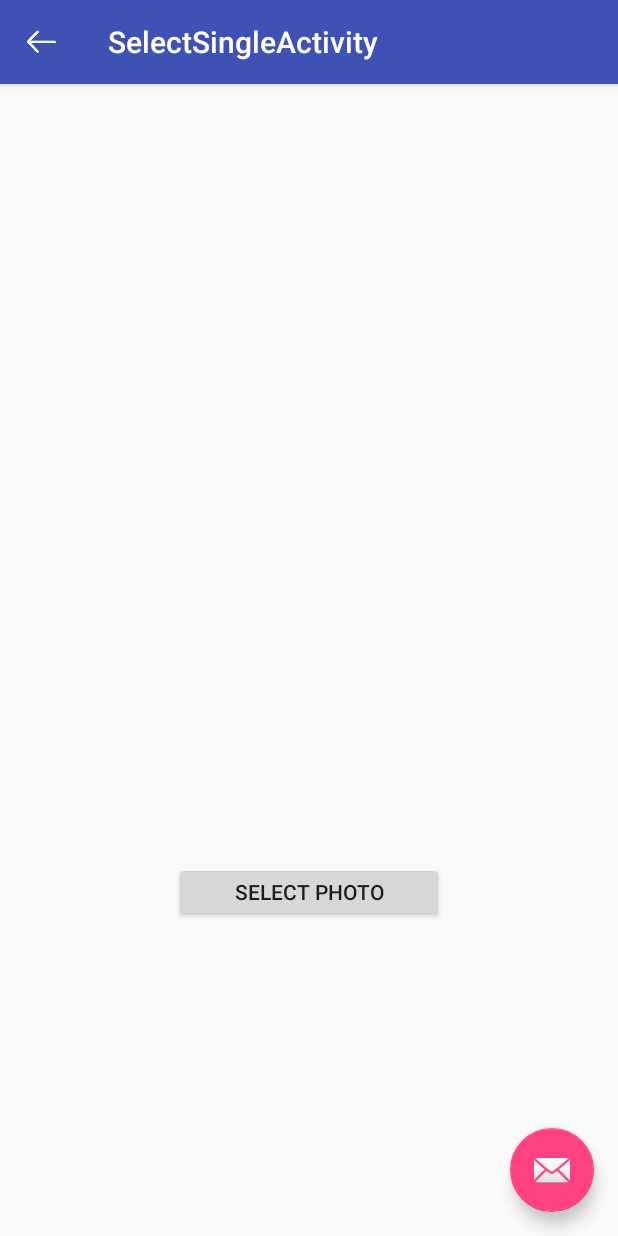
After one commit to BoraxZYF/MyApp, an Android app: the SelectSingleActivity screen opened directly, with no data from a screen before it, on a phone screen of 412 x 824 dp. The commit adds this screen. Run offline under Robolectric (Android 15) with nearby library versions, the phone set to English and light mode, and no system bars; our stand-ins replace ButterKnife; libraries missing offline, so code that uses them is left out: com.orhanobut.logger, com.yuyh.library; pictures from the network do not load.

Commit message:
add single multi select photo

```diff
--- a/app/build.gradle
+++ b/app/build.gradle
@@ -53,9 +53,10 @@ dependencies {
     compile 'in.srain.cube:ptr-load-more:1.0.6'
     compile 'com.github.bumptech.glide:glide:3.7.0'
     compile 'com.github.chrisbanes:PhotoView:1.3.0'
-    compile 'com.yuyh.imgsel:library:1.1.0'
+    compile 'com.yuyh.imgsel:library:1.3.8'
     compile 'com.liulishuo.filedownloader:library:1.4.3'
     compile 'me.yokeyword:indexablerecyclerview:1.2.3'
+    compile 'fm.jiecao:jiecaovideoplayer:5.5.4'
     testCompile 'junit:junit:4.12'
     apt 'com.jakewharton:butterknife-compiler:8.4.0'
 }
--- /dev/null
+++ b/app/src/main/java/com/borax/myapp/activity/sainti/selectSinglePhoto/SelectSingleActivity.java
@@ -0,0 +1,193 @@
+package com.borax.myapp.activity.sainti.selectSinglePhoto;
+
+import android.content.Context;
+import android.content.Intent;
+import android.graphics.Bitmap;
+import android.graphics.Color;
+import android.graphics.drawable.BitmapDrawable;
+import android.graphics.drawable.Drawable;
+import android.net.Uri;
+import android.os.Bundle;
+import android.os.Environment;
+import android.provider.MediaStore;
+import android.support.design.widget.FloatingActionButton;
+import android.support.design.widget.Snackbar;
+import android.support.v7.app.AppCompatActivity;
+import android.support.v7.widget.Toolbar;
+import android.view.View;
+import android.widget.Button;
+import android.widget.ImageView;
+
+import com.borax.myapp.R;
+import com.bumptech.glide.Glide;
+import com.orhanobut.logger.Logger;
+import com.yuyh.library.imgsel.ImageLoader;
+import com.yuyh.library.imgsel.ImgSelActivity;
+import com.yuyh.library.imgsel.ImgSelConfig;
+
+import java.io.File;
+import java.io.FileNotFoundException;
+import java.io.FileOutputStream;
+import java.io.IOException;
+import java.util.List;
+
+import butterknife.BindView;
+import butterknife.ButterKnife;
+import butterknife.OnClick;
+
+import static android.R.attr.path;
+
+public class SelectSingleActivity extends AppCompatActivity {
+
+    @BindView(R.id.toolbar)
+    Toolbar toolbar;
+    @BindView(R.id.image)
+    ImageView image;
+    @BindView(R.id.button)
+    Button button;
+    @BindView(R.id.fab)
+    FloatingActionButton fab;
+
+    private ImgSelConfig config;
+    private ImageLoader loader = new ImageLoader() {
+        @Override
+        public void displayImage(Context context, String path, ImageView imageView) {
+            Glide.with(context).load(path).into(imageView);
+        }
+    };
+
+    @Override
+    protected void onCreate(Bundle savedInstanceState) {
+        super.onCreate(savedInstanceState);
+        setContentView(R.layout.activity_select_single);
+        ButterKnife.bind(this);
+        Toolbar toolbar = (Toolbar) findViewById(R.id.toolbar);
+        setSupportActionBar(toolbar);
+
+        toolbar.setNavigationIcon(R.drawable.back);
+        toolbar.setNavigationOnClickListener(new View.OnClickListener() {
+            @Override
+            public void onClick(View view) {
+                onBackPressed();
+            }
+        });
+
+        FloatingActionButton fab = (FloatingActionButton) findViewById(R.id.fab);
+        fab.setOnClickListener(new View.OnClickListener() {
+            @Override
+            public void onClick(View view) {
+                Snackbar.make(view, "Replace with your own action", Snackbar.LENGTH_LONG)
+                        .setAction("Action", null).show();
+            }
+        });
+    }
+
+    @OnClick(R.id.button)
+    public void onViewClicked() {
+
+        config = new ImgSelConfig.Builder(SelectSingleActivity.this, loader)
+                // 是否多选
+                .multiSelect(true)
+                // 是否记住上次选中记录, 仅当multiSelect为true的时候配置，默认为true
+                .rememberSelected(false)
+                // “确定”按钮背景色
+                .btnBgColor(Color.parseColor("#00000000"))
+                // “确定”按钮文字颜色
+                .btnTextColor(Color.WHITE)
+                // 使用沉浸式状态栏
+                .statusBarColor(Color.parseColor("#000000"))
+                // 返回图标 ResId
+                .backResId(R.drawable.back)
+                // 标题
+                .title("图片")
+                // 标题文字颜色
+                .titleColor(Color.WHITE)
+                // TitleBar 背景色
+                .titleBgColor(Color.parseColor("#000000"))
+                // 裁剪大小。needCrop 为 true 的时候配置
+                .cropSize(1, 1, 200, 200)
+                .needCrop(false)
+                // 第一个是否显示相机
+                .needCamera(true)
+                // 最大选择图片数量
+                .maxNum(1)
+                .build();
+
+        ImgSelActivity.startActivity(this, config, 800);
+
+    }
+
+    @Override
+    protected void onActivityResult(int requestCode, int resultCode, Intent data) {
+
+        if (requestCode == 800 && resultCode == RESULT_OK && data != null) {
+            List<String> piclist = data.getStringArrayListExtra(ImgSelActivity.INTENT_RESULT);
+//            Glide.with(SelectSingleActivity.this).load(piclist.get(0)).into(image);
+            Uri uri = Uri.parse("file://" + piclist.get(0));
+            Logger.d("file://" + piclist.get(0));
+            startPhotoZoom(uri);
+        }
+
+        if (requestCode == 900 && data != null) {
+
+            Logger.d("===============");
+
+            Bundle extras = data.getExtras();
+            if (extras != null) {
+                Bitmap photo = extras.getParcelable("data");
+                Drawable drawable = new BitmapDrawable(this.getResources(), photo);
+                image.setImageDrawable(drawable);
+                saveImageToGallery(SelectSingleActivity.this, photo);
+            }
+
+        }
+
+    }
+
+    public void startPhotoZoom(Uri uri) {
+        Intent intent = new Intent("com.android.camera.action.CROP");
+        intent.setDataAndType(uri, "image/*");
+        // 设置裁剪
+        intent.putExtra("crop", "true");
+        // aspectX aspectY 是宽高的比例
+        intent.putExtra("aspectX", 1);
+        intent.putExtra("aspectY", 1);
+        // outputX outputY 是裁剪图片宽高
+        intent.putExtra("outputX", 340);
+        intent.putExtra("outputY", 340);
+        intent.putExtra("return-data", true);
+
+        startActivityForResult(intent, 900);
+    }
+
+    public static void saveImageToGallery(Context context, Bitmap bmp) {
+        // 首先保存图片
+        File appDir = new File(Environment.getExternalStorageDirectory(), "Borax");
+        if (!appDir.exists()) {
+            appDir.mkdir();
+        }
+        String fileName = System.currentTimeMillis() + ".jpg";
+        File file = new File(appDir, fileName);
+        try {
+            FileOutputStream fos = new FileOutputStream(file);
+            bmp.compress(Bitmap.CompressFormat.JPEG, 100, fos);
+            fos.flush();
+            fos.close();
+        } catch (FileNotFoundException e) {
+            e.printStackTrace();
+        } catch (IOException e) {
+            e.printStackTrace();
+        }
+
+        // 其次把文件插入到系统图库
+        try {
+            MediaStore.Images.Media.insertImage(context.getContentResolver(),
+                    file.getAbsolutePath(), fileName, null);
+        } catch (FileNotFoundException e) {
+            e.printStackTrace();
+        }
+        // 最后通知图库更新
+        context.sendBroadcast(new Intent(Intent.ACTION_MEDIA_SCANNER_SCAN_FILE, Uri.parse("file://" + path)));
+    }
+
+}
--- a/app/src/main/java/com/borax/myapp/activity/sainti/uploadPics/UploadPicsActivity.java
+++ b/app/src/main/java/com/borax/myapp/activity/sainti/uploadPics/UploadPicsActivity.java
@@ -94,7 +94,7 @@ public class UploadPicsActivity extends AppCompatActivity {
         switch (view.getId()) {
             case R.id.select_pic: {
 
-                config = new ImgSelConfig.Builder(loader)
+                config = new ImgSelConfig.Builder(UploadPicsActivity.this, loader)
                         // 是否多选
                         .multiSelect(true)
                         // “确定”按钮背景色
--- /dev/null
+++ b/app/src/main/res/layout/activity_select_single.xml
@@ -0,0 +1,33 @@
+<?xml version="1.0" encoding="utf-8"?>
+<android.support.design.widget.CoordinatorLayout xmlns:android="http://schemas.android.com/apk/res/android"
+    xmlns:app="http://schemas.android.com/apk/res-auto"
+    xmlns:tools="http://schemas.android.com/tools"
+    android:layout_width="match_parent"
+    android:layout_height="match_parent"
+    tools:context="com.borax.myapp.activity.sainti.selectSinglePhoto.SelectSingleActivity">
+
+    <android.support.design.widget.AppBarLayout
+        android:layout_width="match_parent"
+        android:layout_height="wrap_content"
+        android:theme="@style/AppTheme.NoActionBar.AppBarOverlay">
+
+        <android.support.v7.widget.Toolbar
+            android:id="@+id/toolbar"
+            android:layout_width="match_parent"
+            android:layout_height="?attr/actionBarSize"
+            android:background="?attr/colorPrimary"
+            app:popupTheme="@style/AppTheme.NoActionBar.PopupOverlay" />
+
+    </android.support.design.widget.AppBarLayout>
+
+    <include layout="@layout/content_select_single" />
+
+    <android.support.design.widget.FloatingActionButton
+        android:id="@+id/fab"
+        android:layout_width="wrap_content"
+        android:layout_height="wrap_content"
+        android:layout_gravity="bottom|end"
+        android:layout_margin="@dimen/fab_margin"
+        app:srcCompat="@android:drawable/ic_dialog_email" />
+
+</android.support.design.widget.CoordinatorLayout>
--- /dev/null
+++ b/app/src/main/res/layout/content_select_single.xml
@@ -0,0 +1,27 @@
+<?xml version="1.0" encoding="utf-8"?>
+<LinearLayout xmlns:android="http://schemas.android.com/apk/res/android"
+    xmlns:app="http://schemas.android.com/apk/res-auto"
+    xmlns:tools="http://schemas.android.com/tools"
+    android:layout_width="match_parent"
+    android:layout_height="match_parent"
+    android:gravity="center"
+    android:orientation="vertical"
+    app:layout_behavior="@string/appbar_scrolling_view_behavior"
+    tools:context="com.borax.myapp.activity.sainti.selectSinglePhoto.SelectSingleActivity"
+    tools:showIn="@layout/activity_select_single">
+
+
+    <ImageView
+        android:id="@+id/image"
+        android:layout_width="280dp"
+        android:layout_height="280dp"
+        android:scaleType="centerInside" />
+
+    <Button
+        android:id="@+id/button"
+        android:layout_width="180dp"
+        android:layout_height="40dp"
+        android:layout_marginTop="30dp"
+        android:text="SELECT PHOTO" />
+
+</LinearLayout>
--- a/app/src/main/res/values/strings.xml
+++ b/app/src/main/res/values/strings.xml
@@ -285,5 +285,7 @@
     <string name="multitask_test_title">Multiple tasks test</string>
     <string name="title_activity_pick_city">PickCityActivity</string>
     <string name="title_activity_web_view">WebViewActivity</string>
+    <string name="title_activity_select_single">SelectSingleActivity</string>
+    <string name="title_activity_select_multi_photo">SelectMultiPhotoActivity</string>
 
 </resources>
```
Also changed, not shown: app/src/main/AndroidManifest.xml (+9 -0 lines), app/src/main/java/com/borax/myapp/activity/sainti/SaintiActivity.java (+15 -1 lines), app/src/main/java/com/borax/myapp/activity/sainti/selectMultiPhotos/SelectMultiPhotoActivity.java (added, +133 -0 lines), app/src/main/res/layout/activity_select_multi_photo.xml (added, +33 -0 lines), app/src/main/res/layout/content_select_multi_photo.xml (added, +27 -0 lines).
